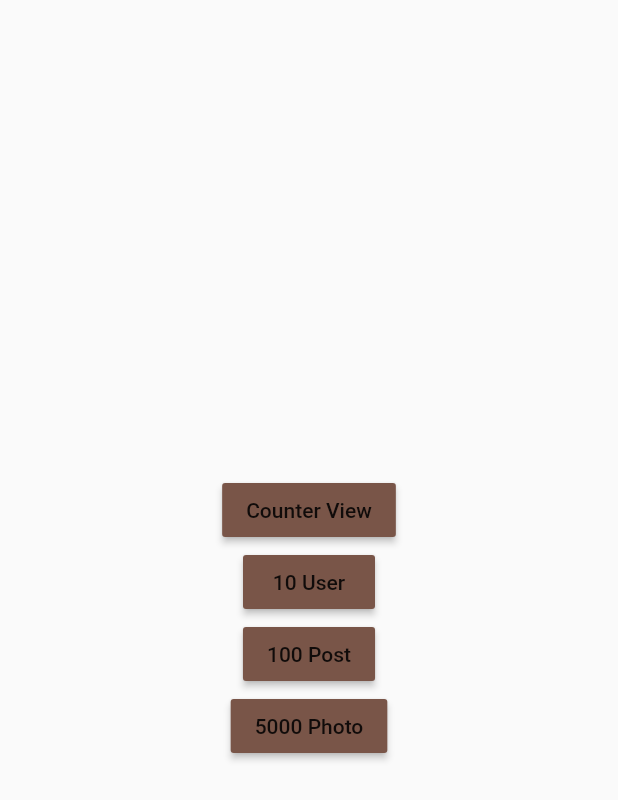
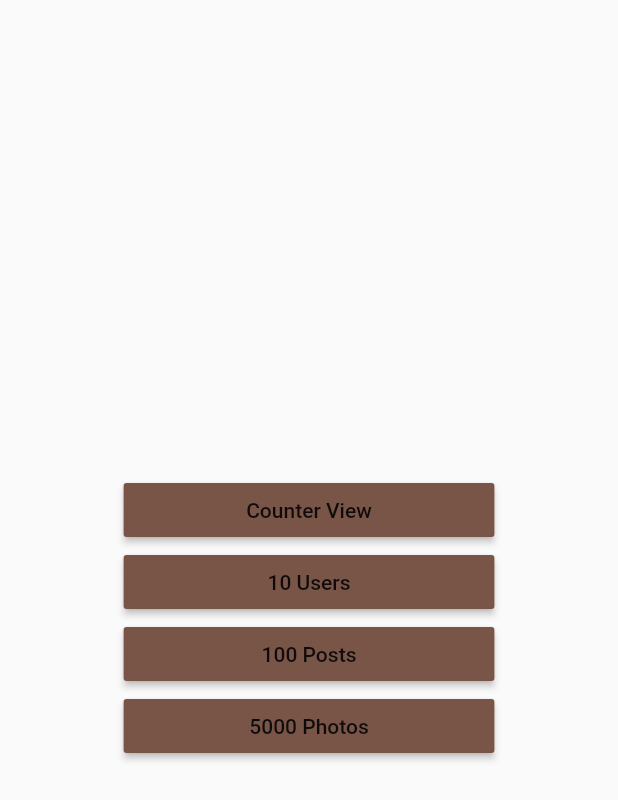
Before and after one commit to JahezAcademy/flutter_rocket, a Flutter app: the screen it shows after launch, on a phone screen of 412 x 824 dp. Shown: the top 800 px of the screen. Run offline on Flutter 3.47's test engine with Material 2 defaults, Android fonts, the phone set to English and light mode, and no system bars.

Commit message:
edit example

```diff
--- a/example/lib/Views/UserView.dart
+++ b/example/lib/Views/UserView.dart
@@ -34,7 +34,7 @@ class UserExample extends StatelessWidget {
                   );
 
                   user.multi[0].fromJson({
-                    "name": "Mohammed Mohammed 💙",
+                    "name": "Mohammed CHAHBOUN 💙",
                     "company": newCompany.toJson(),
                     'image':
                         "https://avatars.githubusercontent.com/u/69054810?s=400&u=89be3dbf1c40d543e1fe2f648068bd8e388325ff&v=4"
--- a/example/lib/main.dart
+++ b/example/lib/main.dart
@@ -5,19 +5,25 @@ import 'Views/PostView.dart';
 import 'Views/UserView.dart';
 
 void main() {
-  runApp(MaterialApp(
+  runApp(App());
+}
+
+class App extends StatelessWidget {
+  @override
+  Widget build(BuildContext context) {
+    return MaterialApp(
         routes: <String, WidgetBuilder>{
           '/counter': (BuildContext context) => new CounterExample(
                 title: "Counter",
               ),
           '/user': (BuildContext context) => new UserExample(
-              title: "10 User",
+                title: "10 Users",
               ),
           '/post': (BuildContext context) => new PostExample(
-              title: "100 Post",
+                title: "100 Posts",
               ),
           '/photo': (BuildContext context) => new PhotoExample(
-              title: "5000 Photo",
+                title: "5000 Photos",
               ),
         },
         title: 'MVR Package',
@@ -25,7 +31,8 @@ void main() {
           primaryColor: Colors.brown,
           visualDensity: VisualDensity.adaptivePlatformDensity,
         ),
-      home: MyApp()));
+        home: MyApp());
+  }
 }
 
 class MyApp extends StatelessWidget {
@@ -38,9 +45,9 @@ class MyApp extends StatelessWidget {
             mainAxisAlignment: MainAxisAlignment.center,
             children: [
               example(context, "Counter View", "counter"),
-              example(context, "10 User", "user"),
-              example(context, "100 Post", "post"),
-              example(context, "5000 Photo", "photo")
+              example(context, "10 Users", "user"),
+              example(context, "100 Posts", "post"),
+              example(context, "5000 Photos", "photo")
             ],
           ),
         ),
@@ -49,9 +56,12 @@ class MyApp extends StatelessWidget {
   }
 
   Widget example(BuildContext context, String title, String to) {
-    return RaisedButton(
+    return Container(
+      width: MediaQuery.of(context).size.width * 0.6,
+      child: RaisedButton(
           color: Theme.of(context).primaryColor,
           child: Text(title),
-        onPressed: () => Navigator.pushNamed(context, "/$to"));
+          onPressed: () => Navigator.pushNamed(context, "/$to")),
+    );
   }
 }
--- a/example/pubspec.yaml
+++ b/example/pubspec.yaml
@@ -28,7 +28,8 @@ dependencies:
   # The following adds the Cupertino Icons font to your application.
   # Use with the CupertinoIcons class for iOS style icons.
   cupertino_icons: ^1.0.0
-  mc: ^0.0.1+2
+  mc:
+    path: /media/chahboun/Nouveau nom/mc
 
 dev_dependencies:
   flutter_test:
```
Also changed, not shown: example/pubspec.lock, 2 other files. Lines whose indentation alone changed are shown as unchanged.
